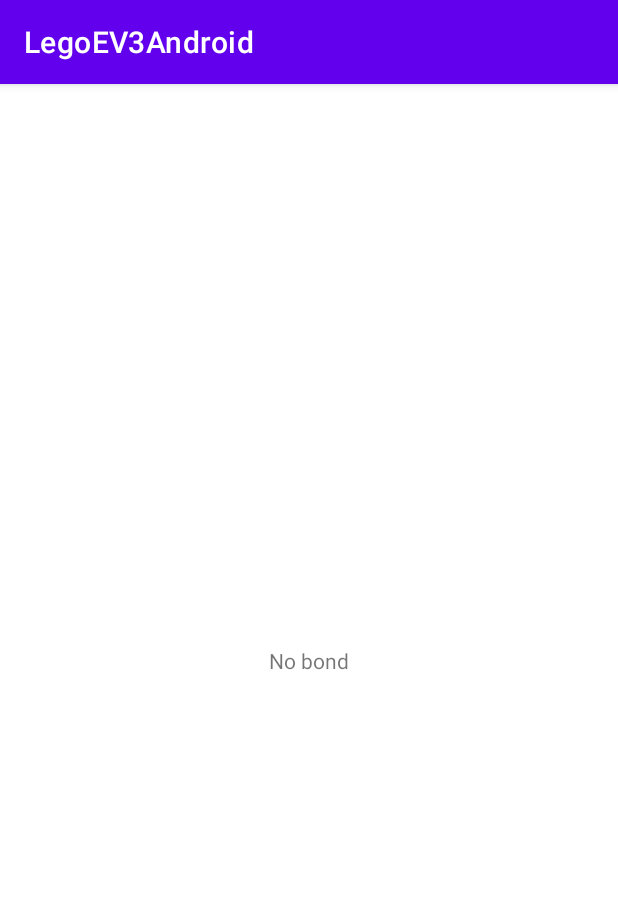
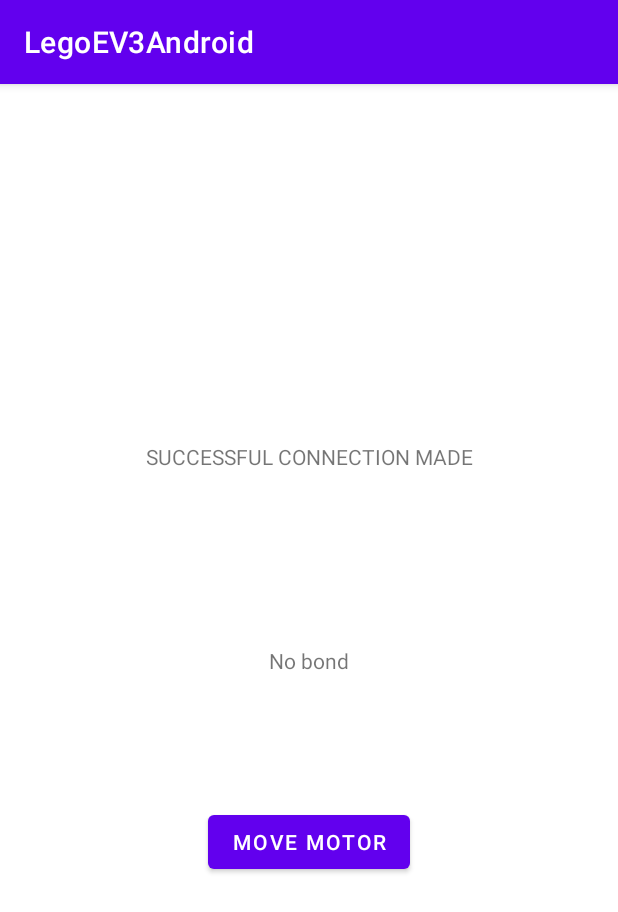
Before and after one commit to Tyler-Lopez/LegoEV3Android, an Android app: the ControllerFragment screen opened through its navigation route, on a phone screen of 412 x 824 dp. Shown: the top 912 px of the screen. Run offline under Robolectric (Android 15) with nearby library versions, the phone set to English and light mode, and no system bars; our stand-ins replace Dagger/Hilt's generated code.

Commit message:
Motor movement test

```diff
--- a/app/src/main/res/layout/fragment_controller.xml
+++ b/app/src/main/res/layout/fragment_controller.xml
@@ -3,11 +3,42 @@
     xmlns:app="http://schemas.android.com/apk/res-auto"
     android:layout_width="match_parent"
     android:layout_height="match_parent">
+    <androidx.constraintlayout.widget.ConstraintLayout
+        android:id="@+id/constrain_layout_success_connection"
+        android:layout_width="match_parent"
+        android:layout_height="match_parent"
+        app:layout_constraintStart_toStartOf="parent"
+        app:layout_constraintEnd_toEndOf="parent"
+        app:layout_constraintTop_toTopOf="parent"
+        app:layout_constraintBottom_toBottomOf="parent"
+        >
+        <TextView
+            android:id="@+id/tv_success_message"
+            android:layout_width="wrap_content"
+            android:layout_height="wrap_content"
+            android:text="SUCCESSFUL CONNECTION MADE"
+            app:layout_constraintStart_toStartOf="parent"
+            app:layout_constraintTop_toTopOf="parent"
+            app:layout_constraintEnd_toEndOf="parent"
+            app:layout_constraintBottom_toTopOf="@id/button_motor"
+            />
+        <Button
+            android:id="@+id/button_motor"
+            android:layout_width="wrap_content"
+            android:layout_height="wrap_content"
+            android:text="MOVE MOTOR"
+            app:layout_constraintStart_toStartOf="parent"
+            app:layout_constraintTop_toBottomOf="@id/tv_success_message"
+            app:layout_constraintEnd_toEndOf="parent"
+            app:layout_constraintBottom_toBottomOf="parent"/>
 
+
+    </androidx.constraintlayout.widget.ConstraintLayout>
     <!-- TODO: Update blank fragment layout -->
     <TextView
         android:id="@+id/centered_text"
         android:layout_width="wrap_content"
+        android:visibility="visible"
         android:layout_height="wrap_content"
         app:layout_constraintTop_toTopOf="parent"
         app:layout_constraintStart_toStartOf="parent"
@@ -15,4 +46,5 @@
         app:layout_constraintBottom_toBottomOf="parent"
         android:text="@string/hello_blank_fragment" />
 
+
 </androidx.constraintlayout.widget.ConstraintLayout>
```
Also changed, not shown: app/src/main/java/com/example/legoev3android/services/MyBluetoothService.kt (+35 -4 lines), app/src/main/java/com/example/legoev3android/ui/fragments/ControllerFragment.kt (+6 -2 lines).
